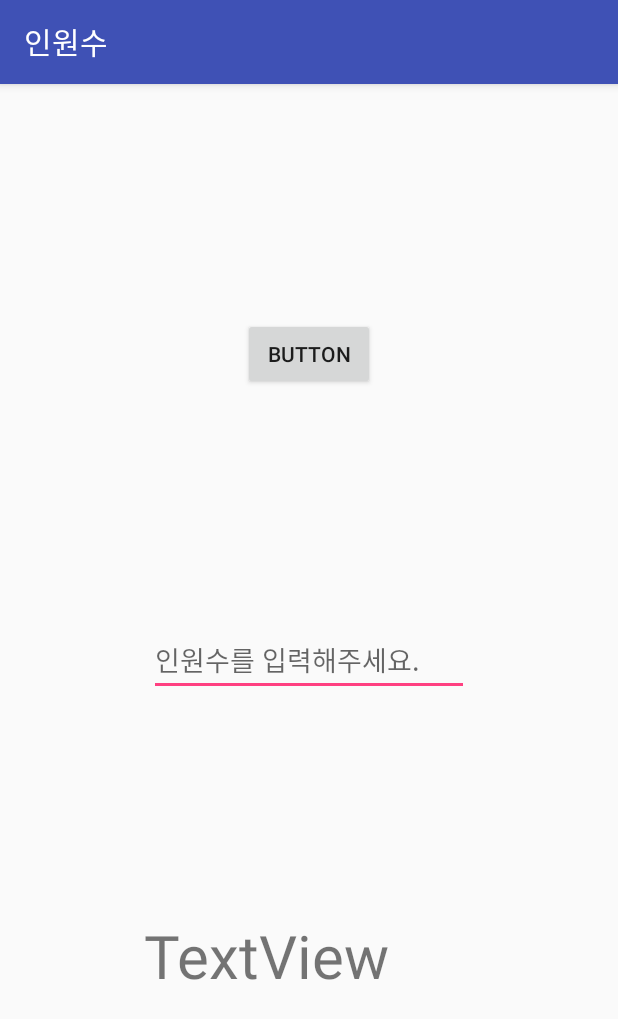
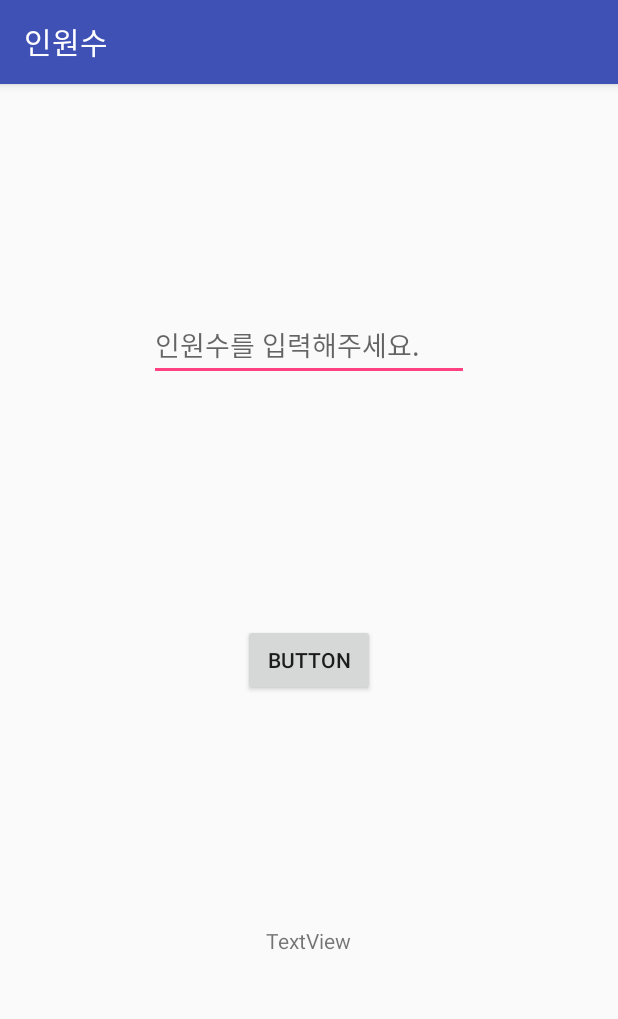
Before and after one commit to wlsowk45/App, an Android app: the HowmanyActivity screen opened directly, with no data from a screen before it, on a phone screen of 412 x 824 dp. Shown: the top 1019 px of the screen. Run offline under Robolectric (Android 15) with nearby library versions, the phone set to English and light mode, and no system bars.

Commit message:
Merge branch 'master' of https://github.com/wlsowk45/App into Hyeokjin3
# Conflicts:
#	app/src/main/java/com/example/hyeokjin/knumeal/HowmanyActivity.java
#	app/src/main/java/com/example/hyeokjin/knumeal/MainActivity.java

```diff
--- a/app/src/main/res/layout/activity_howmany.xml
+++ b/app/src/main/res/layout/activity_howmany.xml
@@ -1,5 +1,5 @@
 <?xml version="1.0" encoding="utf-8"?>
-<android.support.constraint.ConstraintLayout xmlns:android="http://schemas.android.com/apk/res/android"
+<RelativeLayout xmlns:android="http://schemas.android.com/apk/res/android"
     xmlns:app="http://schemas.android.com/apk/res-auto"
     xmlns:tools="http://schemas.android.com/tools"
     android:layout_width="match_parent"
@@ -10,42 +10,28 @@
         android:id="@+id/editText"
         android:layout_width="wrap_content"
         android:layout_height="wrap_content"
+        android:layout_alignParentTop="true"
+        android:layout_centerHorizontal="true"
+        android:layout_marginTop="150dp"
         android:ems="10"
         android:hint="인원수를 입력해주세요."
         android:inputType="number"
-        android:visibility="visible"
-        app:layout_constraintBottom_toBottomOf="parent"
-        app:layout_constraintEnd_toEndOf="parent"
-        app:layout_constraintStart_toStartOf="parent"
-        app:layout_constraintTop_toTopOf="parent" />
-
-    <TextView
-        android:id="@+id/textView"
-        android:layout_width="221dp"
-        android:layout_height="138dp"
-        android:layout_marginBottom="8dp"
-        android:layout_marginEnd="8dp"
-        android:layout_marginStart="8dp"
-        android:layout_marginTop="8dp"
-        android:text="TextView"
-        android:textSize="40dp"
-        app:layout_constraintBottom_toBottomOf="parent"
-        app:layout_constraintEnd_toEndOf="parent"
-        app:layout_constraintHorizontal_bias="0.503"
-        app:layout_constraintStart_toStartOf="parent"
-        app:layout_constraintTop_toBottomOf="@+id/editText"
-        app:layout_constraintVertical_bias="0.669" />
+        android:visibility="visible" />
 
     <Button
         android:id="@+id/button4"
         android:layout_width="wrap_content"
         android:layout_height="wrap_content"
-        android:layout_marginBottom="8dp"
-        android:layout_marginTop="8dp"
-        android:text="Button"
-        app:layout_constraintBottom_toTopOf="@+id/editText"
-        app:layout_constraintEnd_toEndOf="parent"
-        app:layout_constraintStart_toStartOf="parent"
-        app:layout_constraintTop_toTopOf="parent" />
+        android:layout_centerInParent="true"
+        android:text="Button" />
 
-</android.support.constraint.ConstraintLayout>
+    <TextView
+        android:id="@+id/textView"
+        android:layout_width="wrap_content"
+        android:layout_height="wrap_content"
+        android:layout_alignParentBottom="true"
+        android:layout_centerHorizontal="true"
+        android:layout_marginBottom="187dp"
+        android:text="TextView" />
+
+</RelativeLayout>
```
Also changed, not shown: app/src/main/java/com/example/hyeokjin/knumeal/HowmuchActivity.java (+84 -0 lines), app/src/main/res/layout/activity_howmuch.xml (+28 -6 lines), app/src/main/res/layout/activity_random_acitivity.xml (deleted, +0 -9 lines).
